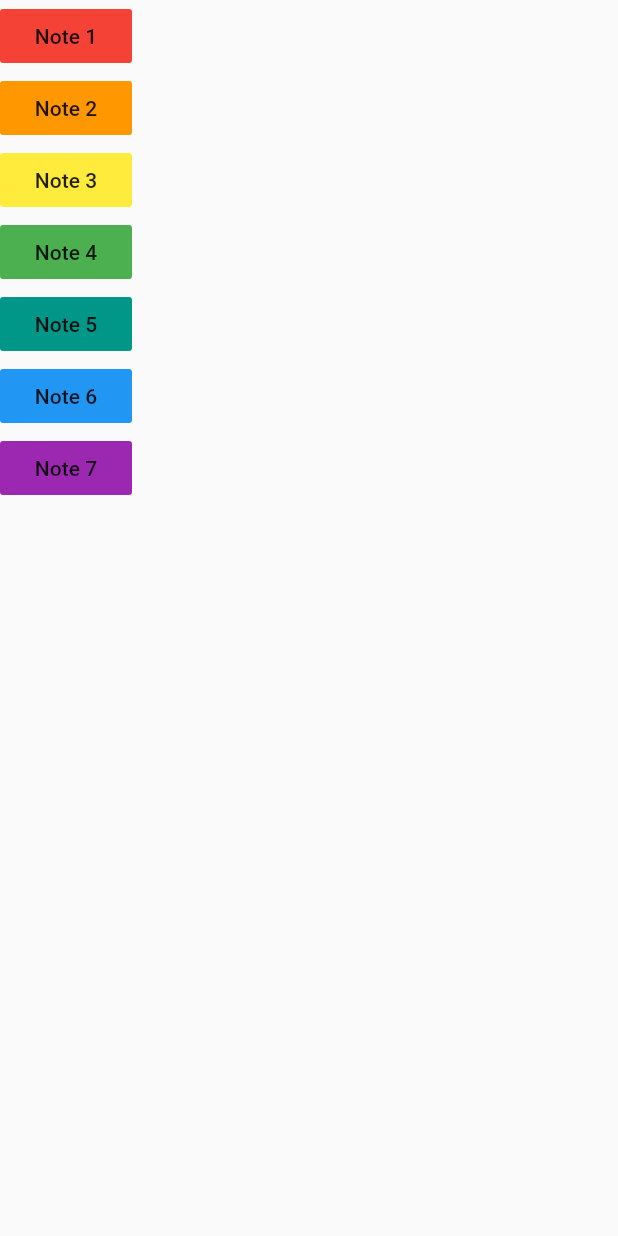
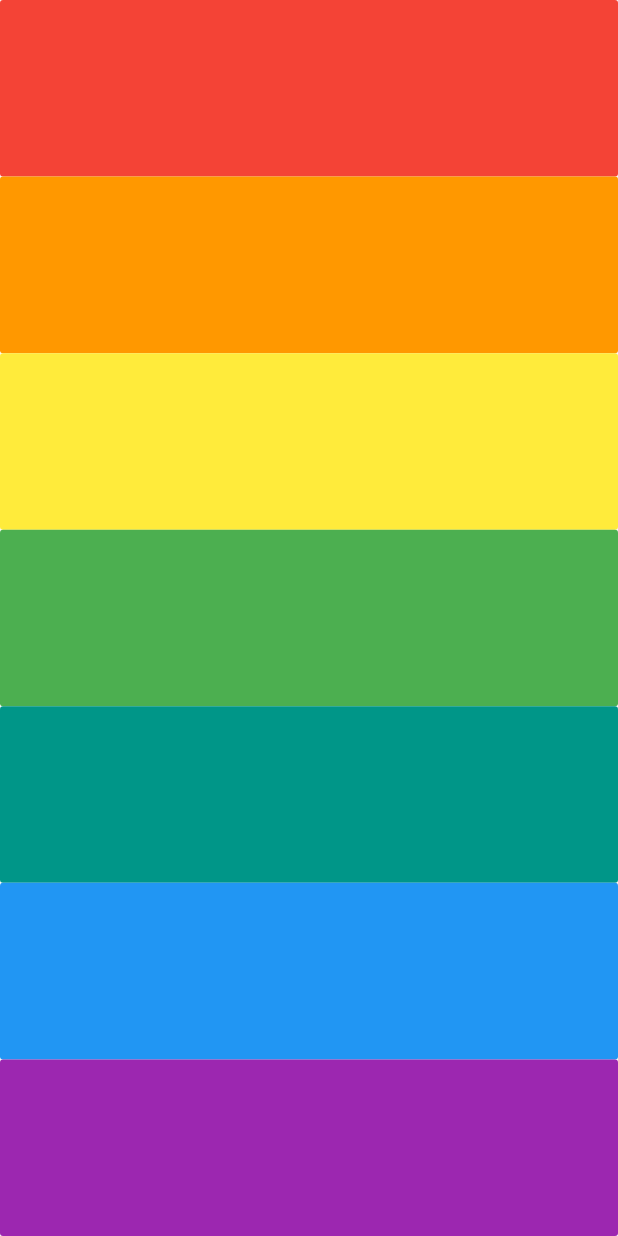
Before and after one commit to Mr-Perfectuz/xylophone, a Flutter app: the screen it shows after launch, on a phone screen of 412 x 824 dp. Run offline on Flutter 3.47's test engine with Material 2 defaults, Android fonts, the phone set to English and light mode, and no system bars; our stand-ins replace audioplayers.

```diff
--- a/lib/main.dart
+++ b/lib/main.dart
@@ -15,55 +15,63 @@ class XylophoneApp extends StatelessWidget {
       home: Scaffold(
         body: SafeArea(
           child: Column(
+            crossAxisAlignment: CrossAxisAlignment.stretch,
             children: [
-              FlatButton(
+              Expanded(
+                child: FlatButton(
                   color: Colors.red,
                   onPressed: () {
                     PlaySound(1);
                   },
-                child: Text('Note 1'),
                 ),
-              FlatButton(
+              ),
+              Expanded(
+                child: FlatButton(
                   color: Colors.orange,
                   onPressed: () {
                     PlaySound(2);
                   },
-                child: Text('Note 2'),
                 ),
-              FlatButton(
+              ),
+              Expanded(
+                child: FlatButton(
                   color: Colors.yellow,
                   onPressed: () {
                     PlaySound(3);
                   },
-                child: Text('Note 3'),
                 ),
-              FlatButton(
+              ),
+              Expanded(
+                child: FlatButton(
                   color: Colors.green,
                   onPressed: () {
                     PlaySound(4);
                   },
-                child: Text('Note 4'),
                 ),
-              FlatButton(
+              ),
+              Expanded(
+                child: FlatButton(
                   color: Colors.teal,
                   onPressed: () {
                     PlaySound(5);
                   },
-                child: Text('Note 5'),
                 ),
-              FlatButton(
+              ),
+              Expanded(
+                child: FlatButton(
                   color: Colors.blue,
                   onPressed: () {
                     PlaySound(6);
                   },
-                child: Text('Note 6'),
                 ),
-              FlatButton(
+              ),
+              Expanded(
+                child: FlatButton(
                   color: Colors.purple,
                   onPressed: () {
                     PlaySound(7);
                   },
-                child: Text('Note 7'),
+                ),
               ),
             ],
           ),
```
Lines whose indentation alone changed are shown as unchanged.
